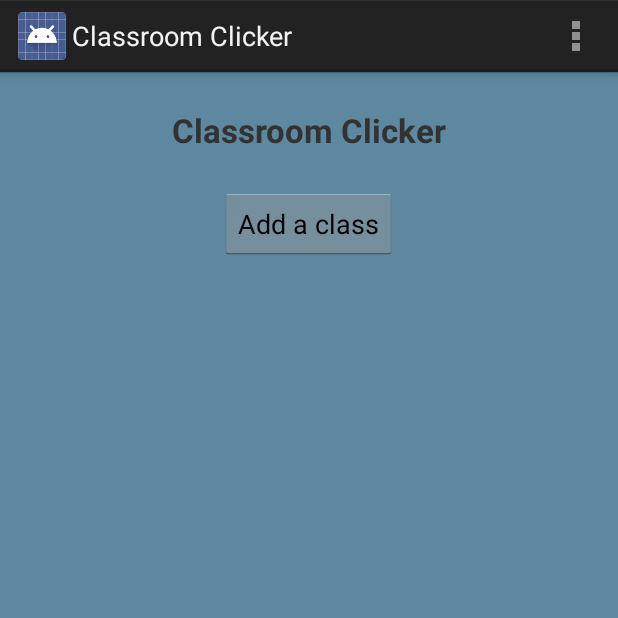
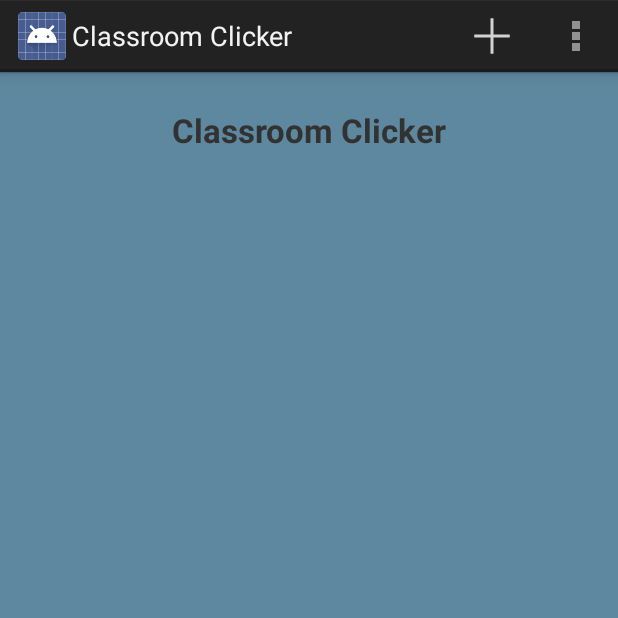
Before and after one commit to afm0005/FlamingWookieeProject, an Android app: the screen it shows after launch (MainActivity), on a phone screen of 412 x 824 dp, the top half of it. Run offline under Robolectric (Android 15) with nearby library versions, the phone set to English and light mode, and no system bars.

Commit message:
Made add a class a button on the action bar

```diff
--- a/FlamingWookiee/src/main/java/com/android/flamingwookiee/SplashFragment.java
+++ b/FlamingWookiee/src/main/java/com/android/flamingwookiee/SplashFragment.java
@@ -32,17 +32,6 @@ public class SplashFragment extends Fragment {
         v.setBackgroundColor(Color.rgb(94, 136, 159));
 
 
-        //Add a class button, shows add a class dialog
-        mAddClassButton = (Button) v.findViewById(R.id.add_class);
-        mAddClassButton.setOnClickListener(new View.OnClickListener() {
-            @Override
-            public void onClick(View view) {
-                DialogFragment dialogFragment = new AddClassDialogFragment();
-                dialogFragment.show(getFragmentManager(), "add_class");
-
-            }
-        });
-
         return v;
     }
 
--- a/FlamingWookiee/src/main/res/layout/fragment_splash.xml
+++ b/FlamingWookiee/src/main/res/layout/fragment_splash.xml
@@ -24,13 +24,6 @@
             android:textSize="22sp"
             android:text="@string/welcome_banner"/>
 
-        <Button
-            android:id="@+id/add_class"
-            android:layout_width="wrap_content"
-            android:layout_height="wrap_content"
-            android:layout_gravity="center"
-            android:text="Add a class"/>
-
         </LinearLayout>
 
 
--- a/FlamingWookiee/src/main/res/menu/main.xml
+++ b/FlamingWookiee/src/main/res/menu/main.xml
@@ -6,4 +6,10 @@
         android:title="@string/action_settings"
         android:orderInCategory="100"
         android:showAsAction="never" />
+
+    <item android:id="@+id/action_add_class"
+          android:title="Add Class"
+          android:showAsAction="ifRoom"
+          android:icon="@drawable/ic_action_new"/>
+
 </menu>
```
Also changed, not shown: FlamingWookiee/src/main/res/drawable-hdpi/ic_action_new.png (added), FlamingWookiee/src/main/res/drawable-mdpi/ic_action_new.png (added), FlamingWookiee/src/main/res/drawable-xhdpi/ic_action_new.png (added), FlamingWookiee/src/main/res/drawable-xxhdpi/ic_action_new.png (added).
